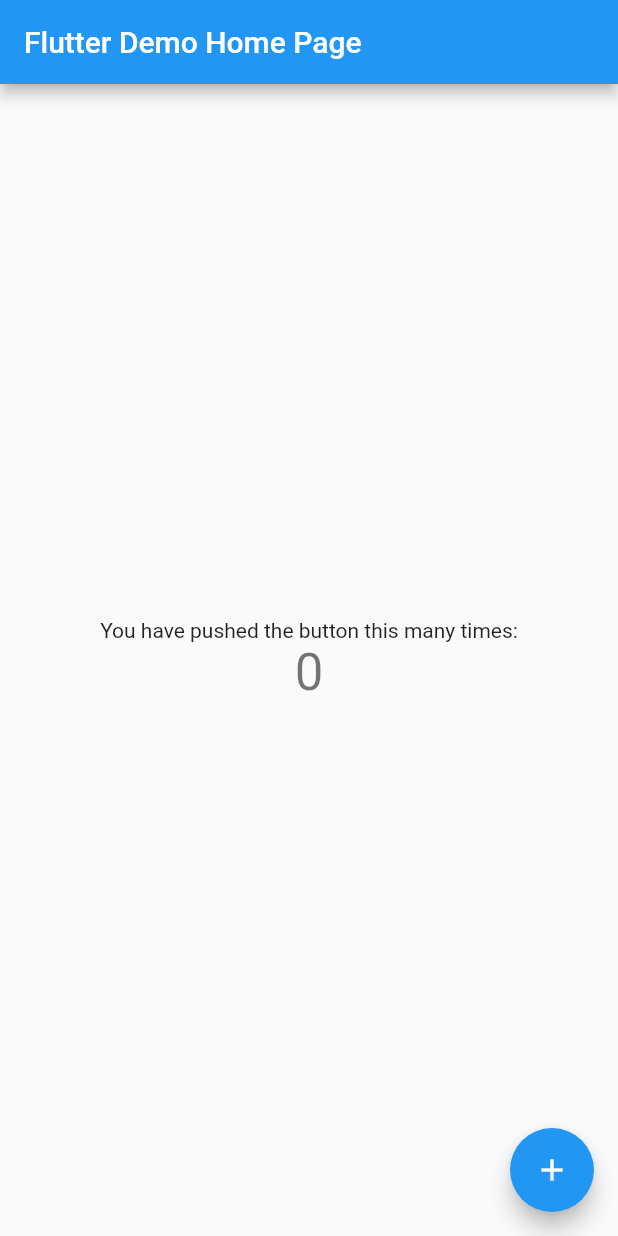
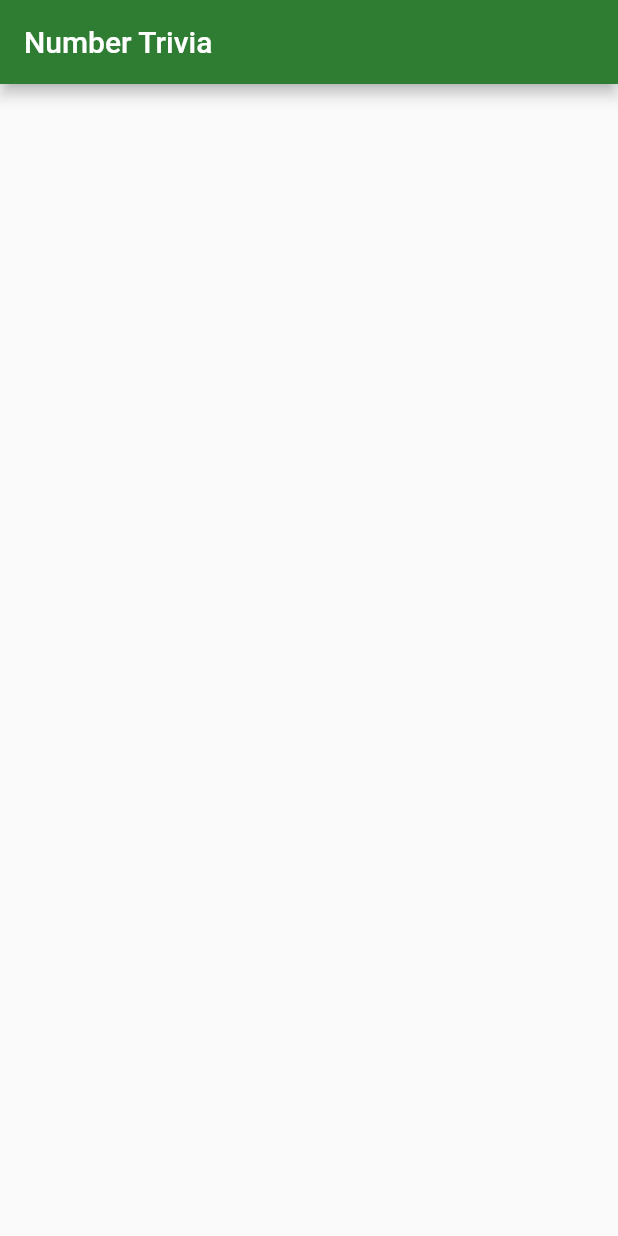
Before and after one commit to hathanhds/my_clean_architecture_app, a Flutter app: the screen it shows after launch, on a phone screen of 412 x 824 dp. Run offline on Flutter 3.47's test engine with Material 2 defaults, Android fonts, the phone set to English and light mode, and no system bars; our stand-ins replace bloc, dartz, equatable, get_it, internet_connection_checker, shared_preferences.

Commit message:
working create number trivia UI

```diff
--- /dev/null
+++ b/lib/features/number_trivia/presentation/pages/number_trivia_page.dart
@@ -0,0 +1,12 @@
+import 'package:flutter/material.dart';
+
+class NumberTriviaPage extends StatelessWidget {
+  @override
+  Widget build(BuildContext context) {
+    return Scaffold(
+      appBar: AppBar(
+        title: Text('Number Trivia'),
+      ),
+    );
+  }
+}
--- a/lib/main.dart
+++ b/lib/main.dart
@@ -1,4 +1,5 @@
 import 'package:flutter/material.dart';
+import 'package:my_clean_architecture_app/features/number_trivia/presentation/pages/number_trivia_page.dart';
 import 'injection_container.dart' as di;
 
 void main() async {
@@ -11,20 +12,12 @@
   @override
   Widget build(BuildContext context) {
     return MaterialApp(
-      title: 'Flutter Demo',
+      title: 'NumberTrivia',
       theme: ThemeData(
-        // This is the theme of your application.
-        //
-        // Try running your application with "flutter run". You'll see the
-        // application has a blue toolbar. Then, without quitting the app, try
-        // changing the primarySwatch below to Colors.green and then invoke
-        // "hot reload" (press "r" in the console where you ran "flutter run",
-        // or simply save your changes to "hot reload" in a Flutter IDE).
-        // Notice that the counter didn't reset back to zero; the application
-        // is not restarted.
+        primaryColor: Colors.green.shade800,
         primarySwatch: Colors.blue,
       ),
-      home: MyHomePage(title: 'Flutter Demo Home Page'),
+      home: NumberTriviaPage(),
     );
   }
 }
```
